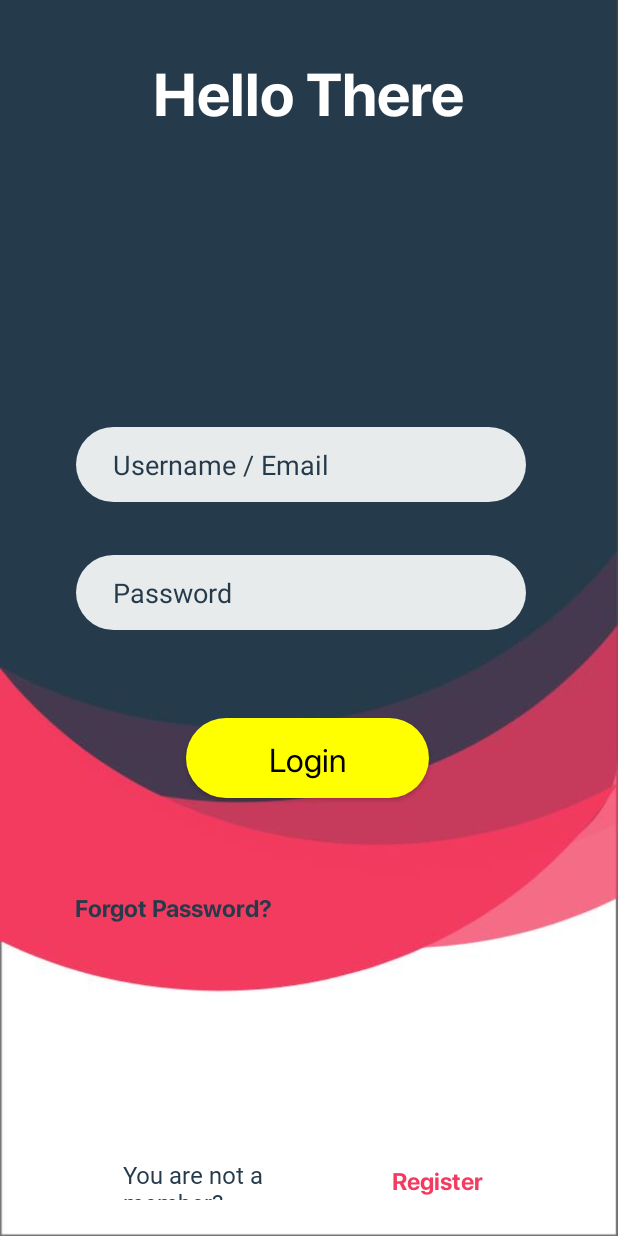
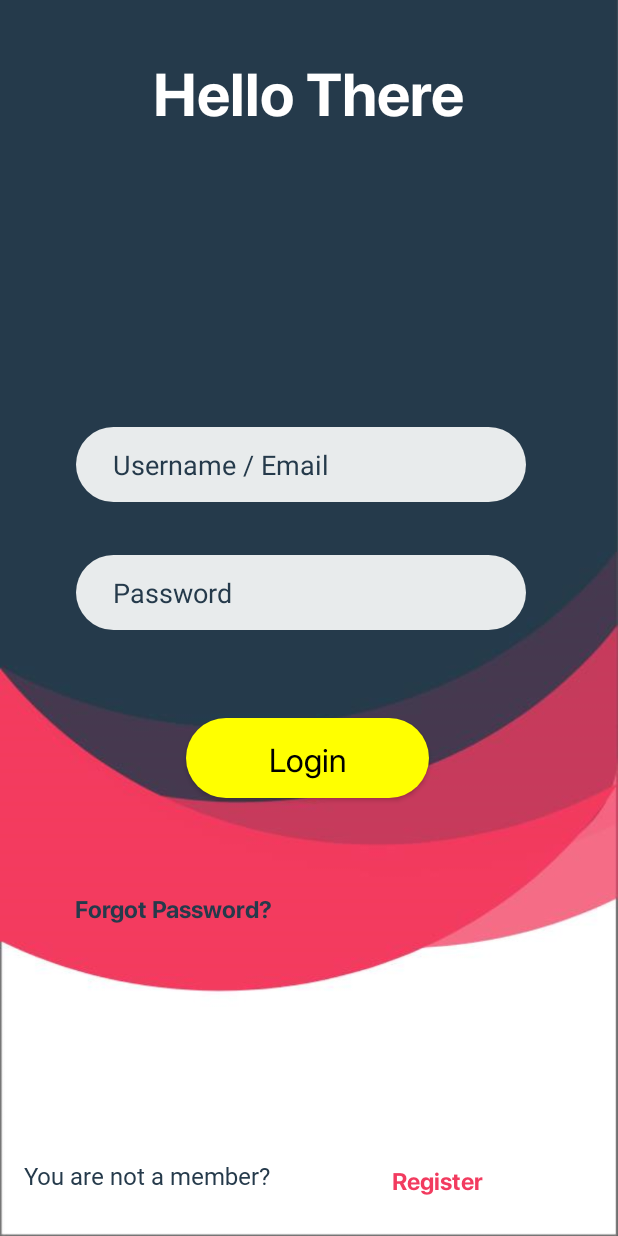
Before and after one commit to ineehar/Rotaract, an Android app: the layout activity_login.xml on its own in the app's theme, with its tools: preview values and no code run, on a phone screen of 412 x 824 dp. Run offline under Robolectric (Android 15) with nearby library versions, the phone set to English and light mode, and no system bars.

Commit message:
Login Connected to Registration

```diff
--- a/app/src/main/AndroidManifest.xml
+++ b/app/src/main/AndroidManifest.xml
@@ -10,14 +10,19 @@
         android:supportsRtl="true"
         android:theme="@style/AppTheme">
         <activity android:name=".MainActivity">
+        </activity>
+
+        <activity android:name=".Login">
+
+        </activity>
+
+        <activity android:name=".Registration">
             <intent-filter>
                 <action android:name="android.intent.action.MAIN" />
 
                 <category android:name="android.intent.category.LAUNCHER" />
             </intent-filter>
         </activity>
-        <activity android:name=".Registration">
-        </activity>
 
     </application>
 
--- a/app/src/main/java/com/palmville/rotaract/Login.java
+++ b/app/src/main/java/com/palmville/rotaract/Login.java
@@ -28,14 +28,12 @@ import java.util.Objects;
 
 public class Login extends AppCompatActivity {
 
-    ImageView Backbutton;
     private FirebaseAuth mAuth;
     private FirebaseFirestore db;
     Button btn;
     EditText username;
     EditText password;
     TextView registration;
-    TextView forgotusername;
     TextView Forgotpasswd;
     String TAG;
     String un;
@@ -51,14 +49,7 @@ public class Login extends AppCompatActivity {
         mAuth = FirebaseAuth.getInstance();
         if (mAuth.getCurrentUser()!=null){
 
-//            SharedPreferences pref = getApplicationContext().getSharedPreferences("MyPref", 0);
             Intent intent;
-//            if (pref.getString("name","")!="") {
-//                intent = new Intent(getApplicationContext(), MainDashboard.class);
-//            }
-//            else {
-//                intent = new Intent(getApplicationContext(), Name.class);
-//            }
             intent = new Intent(getApplicationContext(), MainActivity.class);
             intent.addFlags(Intent.FLAG_ACTIVITY_CLEAR_TOP);
             startActivity(intent);
--- a/app/src/main/res/layout/activity_login.xml
+++ b/app/src/main/res/layout/activity_login.xml
@@ -1,5 +1,6 @@
 <?xml version="1.0" encoding="utf-8"?>
 <androidx.constraintlayout.widget.ConstraintLayout xmlns:android="http://schemas.android.com/apk/res/android"
+    xmlns:tools="http://schemas.android.com/tools"
     android:layout_width="match_parent"
     android:layout_height="match_parent"
     android:background="@drawable/background"
@@ -53,21 +54,21 @@
         app:layout_constraintTop_toBottomOf="@+id/passwd"
         app:layout_constraintVertical_bias="0.168" />
 
+
     <TextView
         android:id="@+id/textView"
-        android:layout_width="158dp"
-        android:layout_height="28dp"
+        android:layout_width="192dp"
+        android:layout_height="31dp"
         android:fontFamily="@font/light"
         android:text="You are not a member?"
         android:textColor="#253A4B"
         android:textSize="16sp"
         app:layout_constraintBottom_toBottomOf="parent"
         app:layout_constraintEnd_toEndOf="parent"
-        app:layout_constraintHorizontal_bias="0.324"
+        app:layout_constraintHorizontal_bias="0.073"
         app:layout_constraintStart_toStartOf="parent"
         app:layout_constraintTop_toTopOf="parent"
-        app:layout_constraintVertical_bias="0.97" />
-
+        app:layout_constraintVertical_bias="0.975" />
 
     <TextView
         android:id="@+id/register"
@@ -80,9 +81,10 @@
         android:textSize="16sp"
         app:layout_constraintBottom_toBottomOf="parent"
         app:layout_constraintEnd_toEndOf="parent"
-        app:layout_constraintHorizontal_bias="0.256"
+        app:layout_constraintHorizontal_bias="0.464"
         app:layout_constraintStart_toEndOf="@+id/textView"
-        app:layout_constraintVertical_bias="0.761" />
+        app:layout_constraintTop_toBottomOf="@+id/forgotpasswd"
+        app:layout_constraintVertical_bias="1.0" />
 
     <TextView
         android:id="@+id/forgotpasswd"
```
